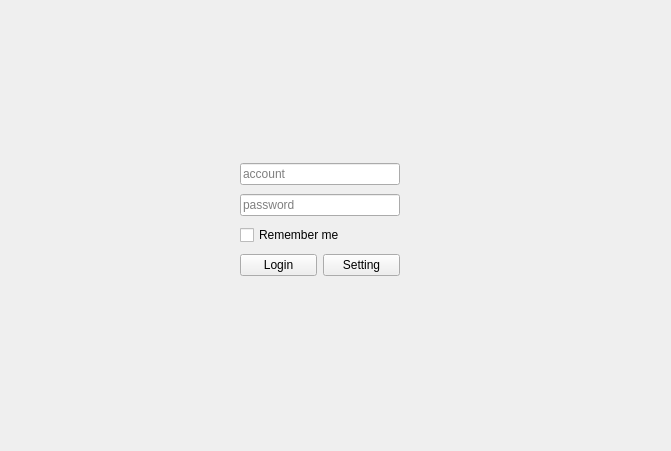
The window that Client/Source/gui/login.ui (jason281/SE_Project) describes before a commit, drawn with Qt 5.
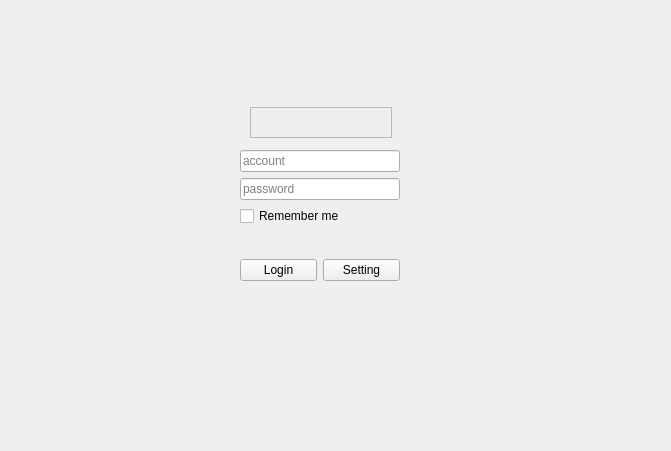
The same window after the commit.

Diff of the .ui file:
```diff
--- a/Client/Source/gui/login.ui
+++ b/Client/Source/gui/login.ui
@@ -17,9 +17,9 @@
    <property name="geometry">
     <rect>
      <x>240</x>
-     <y>160</y>
+     <y>150</y>
      <width>160</width>
-     <height>121</height>
+     <height>131</height>
     </rect>
    </property>
    <layout class="QVBoxLayout" name="verticalLayout">
@@ -62,6 +62,19 @@
       </property>
      </widget>
     </item>
+    <item>
+     <spacer name="verticalSpacer">
+      <property name="orientation">
+       <enum>Qt::Vertical</enum>
+      </property>
+      <property name="sizeHint" stdset="0">
+       <size>
+        <width>20</width>
+        <height>40</height>
+       </size>
+      </property>
+     </spacer>
+    </item>
     <item>
      <layout class="QHBoxLayout" name="horizontalLayout">
       <item>
@@ -82,6 +95,19 @@
     </item>
    </layout>
   </widget>
+  <widget class="QTextBrowser" name="hint">
+   <property name="enabled">
+    <bool>false</bool>
+   </property>
+   <property name="geometry">
+    <rect>
+     <x>250</x>
+     <y>107</y>
+     <width>142</width>
+     <height>31</height>
+    </rect>
+   </property>
+  </widget>
  </widget>
  <resources/>
  <connections/>
```
